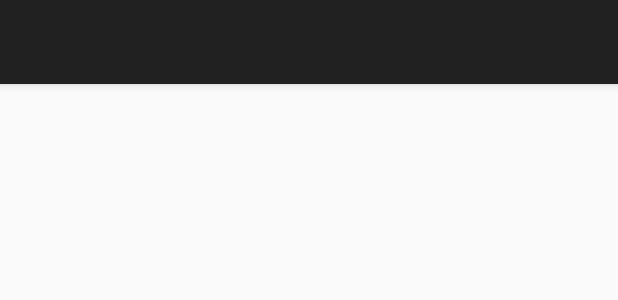
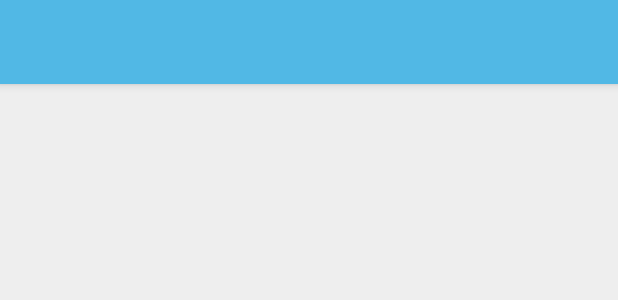
Before and after one commit to MStefan99/calculator, an Android app: the layout activity_history.xml on its own in the app's theme, with its tools: preview values and no code run, on a phone screen of 412 x 824 dp. Shown: the top 300 px of the screen. Run offline under Robolectric (Android 15) with nearby library versions, the phone set to English and light mode, and no system bars.

Commit message:
ready history activity

```diff
--- a/app/src/main/AndroidManifest.xml
+++ b/app/src/main/AndroidManifest.xml
@@ -12,7 +12,7 @@
         <activity
             android:name=".activities.HistoryActivity"
             android:label="@string/title_activity_history"
-            android:theme="@style/AppTheme.NoActionBar"></activity>
+            android:theme="@style/AppTheme"></activity>
         <activity
             android:name=".activities.MainActivity"
             android:label="@string/app_name"
--- a/app/src/main/java/com/annushkaproject/programmerscalculator/managers/HistoryManager.java
+++ b/app/src/main/java/com/annushkaproject/programmerscalculator/managers/HistoryManager.java
@@ -65,7 +65,6 @@ public class HistoryManager {
      * @return ArrayList of all founded HistoryResults that were saved previously.
      */
     public ArrayList<HistoryResult> fetchAllHistoryResults() {
-        ArrayList<HistoryResult> results = new ArrayList(realm.where(HistoryResult.class).findAll());
-        return results;
+        return new ArrayList<HistoryResult>(realm.where(HistoryResult.class).findAll());
     }
 }
--- a/app/src/main/java/com/annushkaproject/programmerscalculator/model/HistoryResult.java
+++ b/app/src/main/java/com/annushkaproject/programmerscalculator/model/HistoryResult.java
@@ -25,6 +25,7 @@ public class HistoryResult extends RealmObject {
 
     /**
      * Returns result represented by String.
+     *
      * @return Result represented by String.
      */
     public String getResult() {
@@ -33,6 +34,7 @@ public class HistoryResult extends RealmObject {
 
     /**
      * Returns date when result was saved.
+     *
      * @return Date of HistoryResult save.
      */
     public Date getSaveDate() {
@@ -41,6 +43,7 @@ public class HistoryResult extends RealmObject {
 
     /**
      * Returns unique id for current result.
+     *
      * @return Unique identifier of HistoryResult object.
      */
     public String getId() {
--- a/app/src/main/res/layout/activity_history.xml
+++ b/app/src/main/res/layout/activity_history.xml
@@ -3,16 +3,14 @@
     xmlns:app="http://schemas.android.com/apk/res-auto"
     xmlns:tools="http://schemas.android.com/tools"
     android:layout_width="match_parent"
-    android:layout_height="wrap_content"
-    android:theme="@style/AppTheme.AppBarOverlay"
+    android:layout_height="match_parent"
+    android:background="?attr/backgroundColor"
     tools:context=".activities.HistoryActivity">
 
     <android.support.design.widget.AppBarLayout
         android:id="@+id/appBarLayout"
         android:layout_width="match_parent"
         android:layout_height="wrap_content"
-        android:theme="@style/AppTheme.AppBarOverlay"
-        app:layout_constraintBottom_toTopOf="@+id/lvHistory"
         app:layout_constraintEnd_toEndOf="parent"
         app:layout_constraintStart_toStartOf="parent"
         app:layout_constraintTop_toTopOf="parent">
@@ -20,20 +18,22 @@
         <android.support.v7.widget.Toolbar
             android:id="@+id/toolbar"
             android:layout_width="match_parent"
-            android:layout_height="wrap_content"
-            android:background="?attr/colorPrimary"
-            android:theme="@style/AppTheme.AppBarOverlay"
-            app:popupTheme="@style/AppTheme.AppBarOverlay" />
+            android:layout_height="match_parent"
+            android:background="?attr/accentColor"
+            app:titleTextColor="@android:color/black" />
 
     </android.support.design.widget.AppBarLayout>
 
     <ListView
         android:id="@+id/lvHistory"
         android:layout_width="match_parent"
-        android:layout_height="wrap_content"
+        android:layout_height="0dp"
         android:layout_marginTop="2dp"
-        android:layout_marginBottom="13dp"
+        android:layout_marginBottom="8dp"
+        android:background="?attr/backgroundColor"
         app:layout_constraintBottom_toBottomOf="parent"
+        app:layout_constraintEnd_toEndOf="parent"
+        app:layout_constraintHorizontal_bias="0.0"
         app:layout_constraintStart_toStartOf="parent"
         app:layout_constraintTop_toBottomOf="@+id/appBarLayout" />
 
```
Also changed, not shown: app/src/main/java/com/annushkaproject/programmerscalculator/activities/HistoryActivity.java (+32 -46 lines), app/src/main/res/layout/content_history.xml (deleted, +0 -11 lines), app/src/main/res/layout/history_adapter.xml (added, +12 -0 lines).
